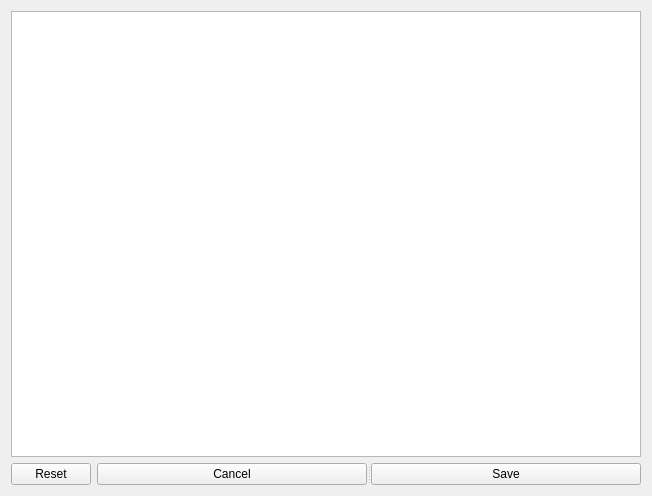
Above: src/ShortcutConfigurator.ui from openscad/openscad before the change. Below: the same form after it.
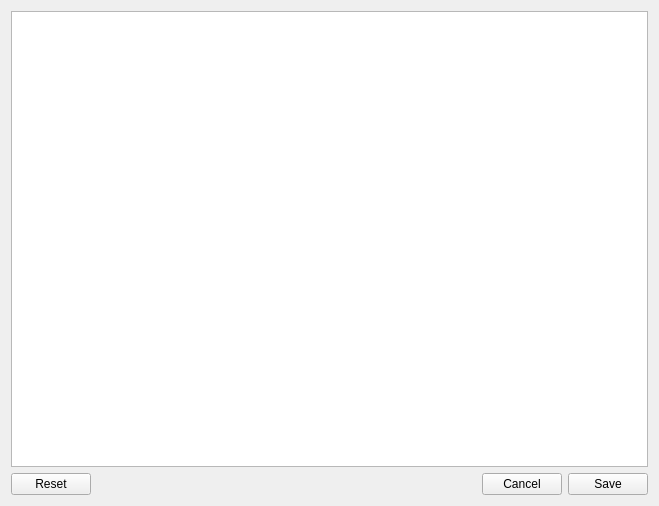
That is the form after the change.

Commit message: make ui size-responsive

```diff
--- a/src/ShortcutConfigurator.ui
+++ b/src/ShortcutConfigurator.ui
@@ -6,14 +6,17 @@
    <rect>
     <x>0</x>
     <y>0</y>
-    <width>652</width>
-    <height>496</height>
+    <width>659</width>
+    <height>506</height>
    </rect>
   </property>
   <property name="windowTitle">
    <string>Shortcut</string>
   </property>
-  <layout class="QFormLayout" name="formLayout">
+  <layout class="QGridLayout" name="gridLayout">
+   <item row="0" column="0" colspan="4">
+    <widget class="QTableView" name="shortcutsTable"/>
+   </item>
    <item row="1" column="0">
     <widget class="QPushButton" name="reset">
      <property name="text">
@@ -22,24 +25,31 @@
     </widget>
    </item>
    <item row="1" column="1">
-    <widget class="QSplitter" name="splitter">
+    <spacer name="horizontalSpacer">
      <property name="orientation">
       <enum>Qt::Horizontal</enum>
      </property>
+     <property name="sizeHint" stdset="0">
+      <size>
+       <width>380</width>
+       <height>20</height>
+      </size>
+     </property>
+    </spacer>
+   </item>
+   <item row="1" column="2">
      <widget class="QPushButton" name="cancel">
       <property name="text">
        <string>Cancel</string>
       </property>
      </widget>
+   </item>
+   <item row="1" column="3">
      <widget class="QPushButton" name="save">
       <property name="text">
        <string>Save</string>
       </property>
      </widget>
-    </widget>
-   </item>
-   <item row="0" column="0" colspan="2">
-    <widget class="QTableView" name="shortcutsTable"/>
    </item>
   </layout>
  </widget>
```
Lines whose indentation alone changed are shown as unchanged.
